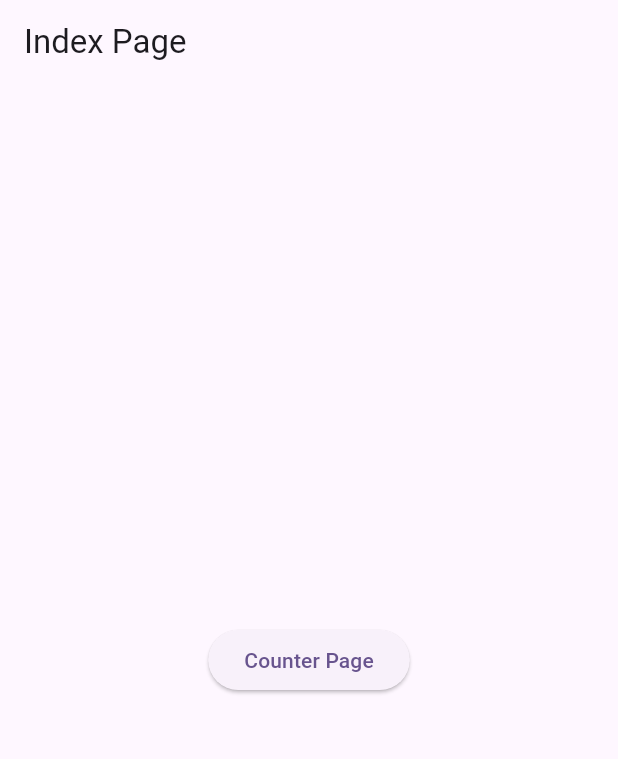
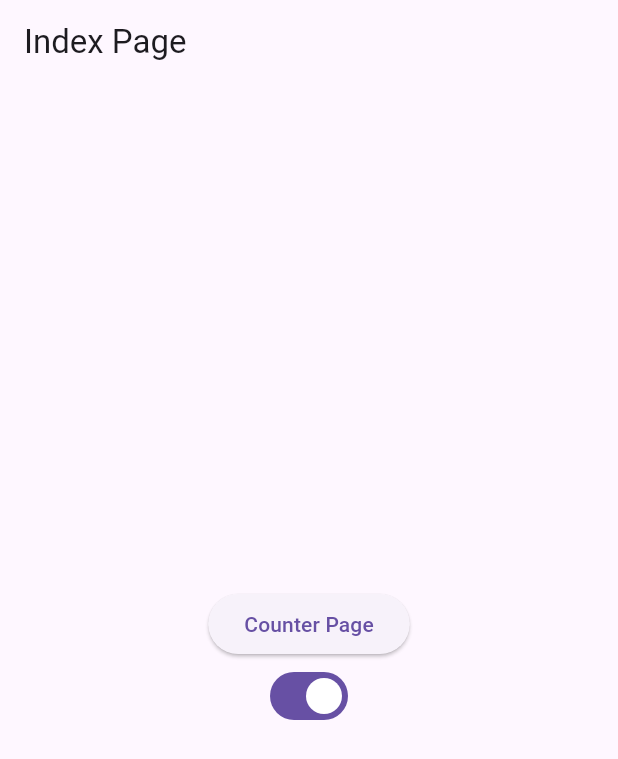
Before and after one commit to ykakkaya/riverpod_example_youtube, a Flutter app: the screen it shows after launch, on a phone screen of 412 x 824 dp. Shown: the top 759 px of the screen. Run offline on Flutter 3.47's test engine with Material 3 defaults, Android fonts, the phone set to English and light mode, and no system bars; our stand-ins replace dio, flutter_riverpod, go_router.

Commit message:
change_theme

```diff
--- a/lib/main.dart
+++ b/lib/main.dart
@@ -1,22 +1,22 @@
 import 'package:flutter/material.dart';
 import 'package:flutter_riverpod/flutter_riverpod.dart';
+import 'package:riverpod_example/providers/theme_change_provider.dart';
 import 'package:riverpod_example/routes/app_routes.dart';
 
 void main() {
   runApp(ProviderScope(child: MyApp()));
 }
 
-class MyApp extends StatelessWidget {
+class MyApp extends ConsumerWidget {
   const MyApp({super.key});
 
   @override
-  Widget build(BuildContext context) {
+  Widget build(BuildContext context, WidgetRef ref) {
+    final themeState = ref.watch(themeChangeProvider);
     return MaterialApp.router(
       debugShowCheckedModeBanner: false,
       title: 'Flutter Demo',
-      theme: ThemeData(
-        colorScheme: ColorScheme.fromSeed(seedColor: Colors.deepPurple),
-      ),
+      theme: themeState ? ThemeData.light() : ThemeData.dark(),
       routerConfig: appRouter,
     );
   }
--- /dev/null
+++ b/lib/providers/theme_change_provider.dart
@@ -0,0 +1,3 @@
+import 'package:flutter_riverpod/flutter_riverpod.dart';
+
+final themeChangeProvider = StateProvider<bool>((ref) => true);
--- a/lib/screens/autodispose/index_page.dart
+++ b/lib/screens/autodispose/index_page.dart
@@ -1,12 +1,14 @@
 import 'package:flutter/material.dart';
 import 'package:flutter_riverpod/flutter_riverpod.dart';
 import 'package:go_router/go_router.dart';
+import 'package:riverpod_example/providers/theme_change_provider.dart';
 
 class IndexPage extends ConsumerWidget {
   const IndexPage({super.key});
 
   @override
   Widget build(BuildContext context, WidgetRef ref) {
+    final value = ref.watch(themeChangeProvider);
     return Scaffold(
       appBar: AppBar(title: Text('Index Page')),
       body: Center(
@@ -19,6 +21,13 @@ class IndexPage extends ConsumerWidget {
               },
               child: Text('Counter Page'),
             ),
+
+            Switch(
+              value: value,
+              onChanged:
+                  (newValue) =>
+                      ref.read(themeChangeProvider.notifier).state = newValue,
+            ),
           ],
         ),
       ),
```
